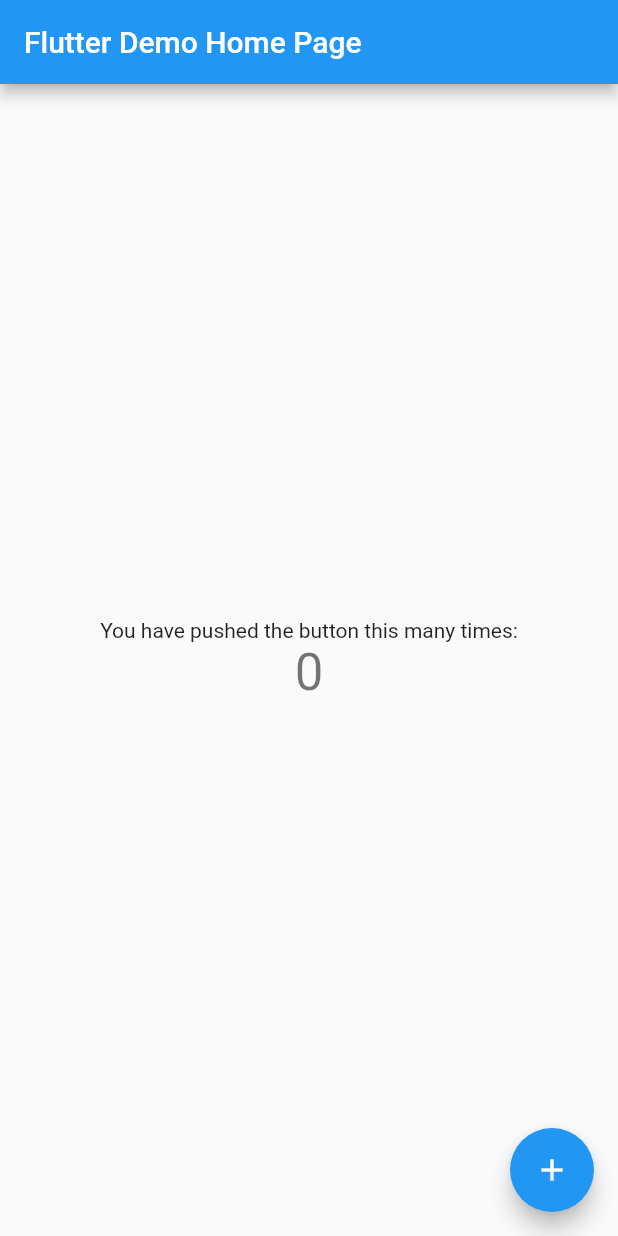
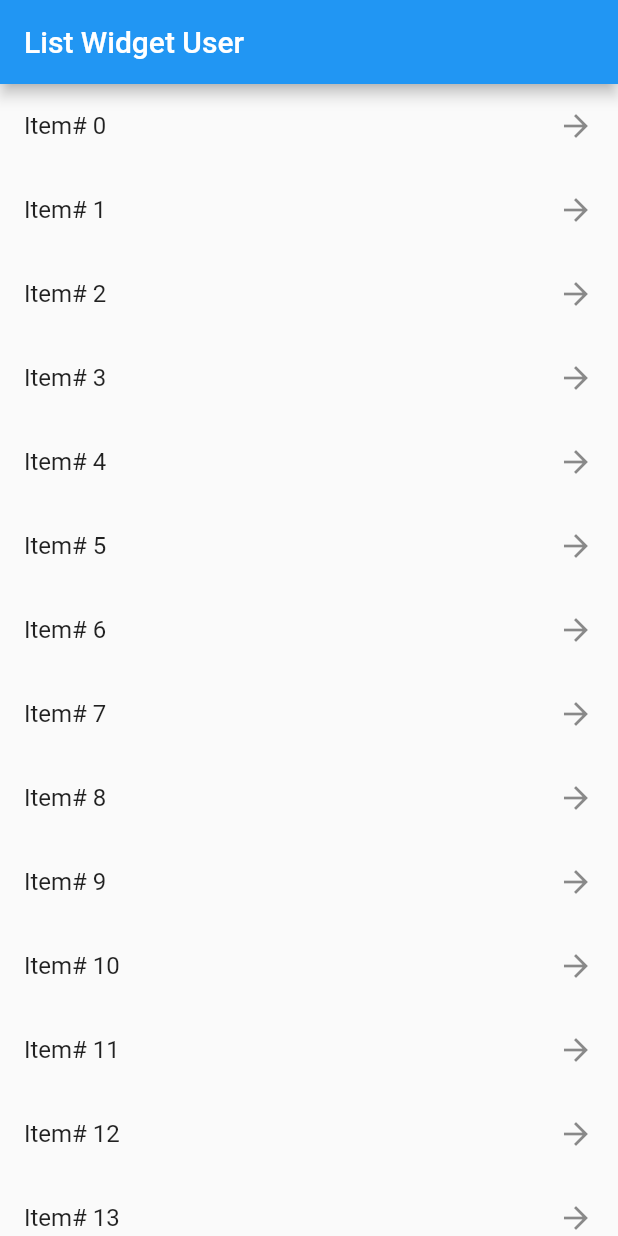
Before and after one commit to dimension23/flutter-basics, a Flutter app: the screen it shows after launch, on a phone screen of 412 x 824 dp. Run offline on Flutter 3.47's test engine with Material 2 defaults, Android fonts, the phone set to English and light mode, and no system bars.

Commit message:
list widget auto add

```diff
--- a/list_widget/lib/main.dart
+++ b/list_widget/lib/main.dart
@@ -1,111 +1,40 @@
 import 'package:flutter/material.dart';
 
-void main() => runApp(MyApp());
+void main() => runApp(new ListWidgetUser());
 
-class MyApp extends StatelessWidget {
-  // This widget is the root of your application.
+class ListWidgetUser extends StatefulWidget {
   @override
-  Widget build(BuildContext context) {
-    return MaterialApp(
-      title: 'Flutter Demo',
-      theme: ThemeData(
-        // This is the theme of your application.
-        //
-        // Try running your application with "flutter run". You'll see the
-        // application has a blue toolbar. Then, without quitting the app, try
-        // changing the primarySwatch below to Colors.green and then invoke
-        // "hot reload" (press "r" in the console where you ran "flutter run",
-        // or simply save your changes to "hot reload" in a Flutter IDE).
-        // Notice that the counter didn't reset back to zero; the application
-        // is not restarted.
-        primarySwatch: Colors.blue,
-      ),
-      home: MyHomePage(title: 'Flutter Demo Home Page'),
-    );
-  }
+  _ListWidgetUserState createState() => _ListWidgetUserState();
 }
 
-class MyHomePage extends StatefulWidget {
-  MyHomePage({Key key, this.title}) : super(key: key);
+class _ListWidgetUserState extends State<ListWidgetUser> {
 
-  // This widget is the home page of your application. It is stateful, meaning
-  // that it has a State object (defined below) that contains fields that affect
-  // how it looks.
-
-  // This class is the configuration for the state. It holds the values (in this
-  // case the title) provided by the parent (in this case the App widget) and
-  // used by the build method of the State. Fields in a Widget subclass are
-  // always marked "final".
-
-  final String title;
+  List<int> items = new List();
 
   @override
-  _MyHomePageState createState() => _MyHomePageState();
-}
-
-class _MyHomePageState extends State<MyHomePage> {
-  int _counter = 0;
-
-  void _incrementCounter() {
-    setState(() {
-      // This call to setState tells the Flutter framework that something has
-      // changed in this State, which causes it to rerun the build method below
-      // so that the display can reflect the updated values. If we changed
-      // _counter without calling setState(), then the build method would not be
-      // called again, and so nothing would appear to happen.
-      _counter++;
-    });
+  void initState() {
+    for(int i=1; i <= 50; i++) {
+      items.add(i);
+    }
+    super.initState();
   }
 
   @override
   Widget build(BuildContext context) {
-    // This method is rerun every time setState is called, for instance as done
-    // by the _incrementCounter method above.
-    //
-    // The Flutter framework has been optimized to make rerunning build methods
-    // fast, so that you can just rebuild anything that needs updating rather
-    // than having to individually change instances of widgets.
-    return Scaffold(
-      appBar: AppBar(
-        // Here we take the value from the MyHomePage object that was created by
-        // the App.build method, and use it to set our appbar title.
-        title: Text(widget.title),
-      ),
-      body: Center(
-        // Center is a layout widget. It takes a single child and positions it
-        // in the middle of the parent.
-        child: Column(
-          // Column is also layout widget. It takes a list of children and
-          // arranges them vertically. By default, it sizes itself to fit its
-          // children horizontally, and tries to be as tall as its parent.
-          //
-          // Invoke "debug painting" (press "p" in the console, choose the
-          // "Toggle Debug Paint" action from the Flutter Inspector in Android
-          // Studio, or the "Toggle Debug Paint" command in Visual Studio Code)
-          // to see the wireframe for each widget.
-          //
-          // Column has various properties to control how it sizes itself and
-          // how it positions its children. Here we use mainAxisAlignment to
-          // center the children vertically; the main axis here is the vertical
-          // axis because Columns are vertical (the cross axis would be
-          // horizontal).
-          mainAxisAlignment: MainAxisAlignment.center,
-          children: <Widget>[
-            Text(
-              'You have pushed the button this many times:',
-            ),
-            Text(
-              '$_counter',
-              style: Theme.of(context).textTheme.display1,
-            ),
-          ],
+    return new MaterialApp(
+      title: 'List Widget User',
+      home: new Scaffold(
+        appBar: new AppBar(title: new Text('List Widget User'),),
+        body: new ListView.builder(
+          itemCount: items.length,
+            itemBuilder: (BuildContext context, int index){
+              return new ListTile(
+                title: new Text('Item# $index'),
+                trailing: new Icon(Icons.arrow_forward),
+              );
+            },
         ),
       ),
-      floatingActionButton: FloatingActionButton(
-        onPressed: _incrementCounter,
-        tooltip: 'Increment',
-        child: Icon(Icons.add),
-      ), // This trailing comma makes auto-formatting nicer for build methods.
     );
   }
 }
```
Also changed, not shown: 35 other files.
